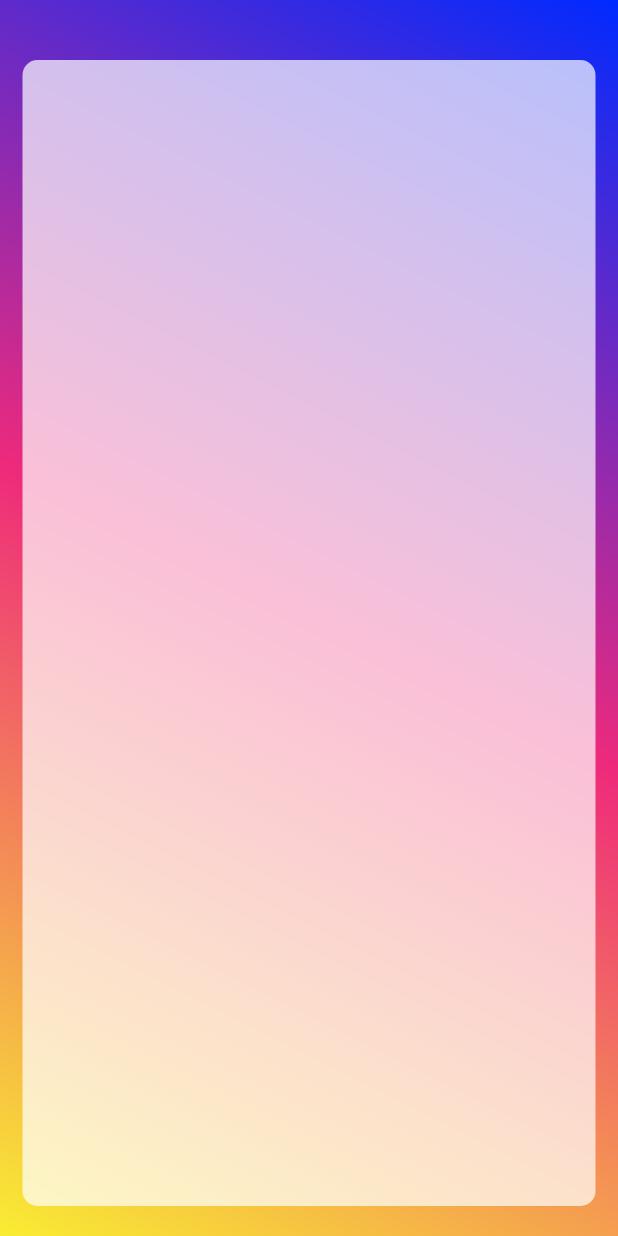
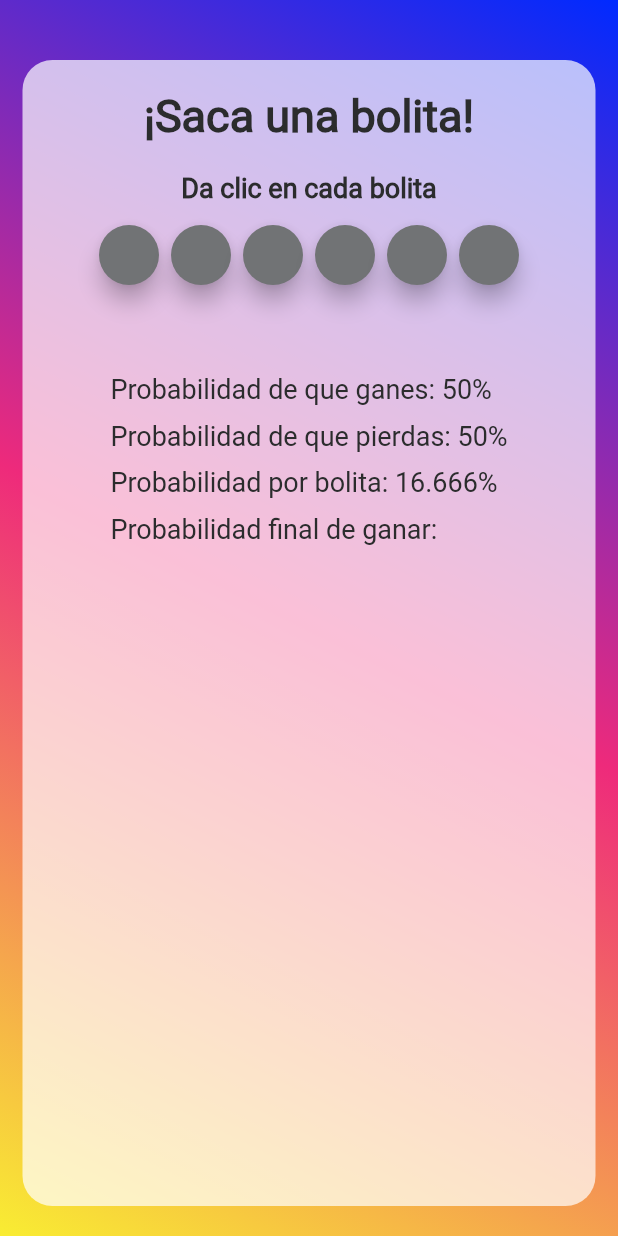
Before and after one commit to VHugoBarnes/Randomizer, a Flutter app: the screen it shows after launch, on a phone screen of 412 x 824 dp. Run offline on Flutter 3.47's test engine with Material 2 defaults, Android fonts, the phone set to English and light mode, and no system bars.

Commit message:
02/25/2019 Add balls and functionality

```diff
--- a/lib/body.dart
+++ b/lib/body.dart
@@ -1,8 +1,12 @@
 import 'package:flutter/material.dart';
+import 'bolita.dart';
 
 class Body extends StatelessWidget{
   Widget build(BuildContext context) {
 
+    /* ==============================================================
+       Fondo gradiente de 3 colores.
+       ==============================================================*/
     final fondo =Container(
       height: MediaQuery.of(context).size.height,
       width: MediaQuery.of(context).size.width,
@@ -21,6 +25,165 @@ class Body extends StatelessWidget{
       ),
     );
 
+    /* ==============================================================
+       Titulo
+       ==============================================================*/
+    final titulo =Container(
+      margin: EdgeInsets.only(
+        top: 20,
+      ),
+      child: Text(
+        "¡Saca una bolita!",
+        style: TextStyle(
+          fontFamily: "Roboto",
+          fontSize: 30,
+          fontWeight: FontWeight.w900,
+          color: Color(0xFF2b2c2d),
+        ),
+      ),
+    );
+
+    /* ==============================================================
+       da clic
+       ==============================================================*/
+    final clic =Container(
+      margin: EdgeInsets.only(
+        top: 20,
+        // bottom: 10,
+      ),
+      child: Text(
+        "Da clic en cada bolita",
+        style: TextStyle(
+          fontFamily: "Roboto",
+          fontSize: 18,
+          fontWeight: FontWeight.w600,
+          color: Color(0xFF2b2c2d),
+        ),
+      ),
+    );
+
+    /* ==============================================================
+       Bolita :D
+       ==============================================================*/
+    final bolita = Bolita();
+    /* ==============================================================
+       Bolitas XD
+       ==============================================================*/
+    final bolitas =Container(
+      margin: EdgeInsets.only(
+        top: 10,
+        // right: 10,
+        // left: 10
+      ),
+      child: Row(
+        crossAxisAlignment: CrossAxisAlignment.start,
+        mainAxisAlignment: MainAxisAlignment.center,
+        children: <Widget>[
+          bolita,
+          bolita,
+          bolita,
+          bolita,
+          bolita,
+          bolita,
+        ],
+      ),
+    );
+
+    /* ==============================================================
+       Información estadistica.
+        Probabilidad de que ganes: 50%
+        Probabilidad de que pierdas: 50%
+        Probabilidad por bolita: 16.666%
+        Probabilidad final de ganar:
+       ==============================================================*/
+    final ganes =Container(
+      margin: EdgeInsets.only(
+        top: 5,
+        bottom: 5
+      ),
+      child: Text(
+      "Probabilidad de que ganes: 50%",
+      style: TextStyle(
+        fontFamily: "Roboto",
+        fontSize: 18,
+        fontWeight: FontWeight.w300,
+        color: Color(0xFF2b2c2d),
+        ),
+      ),
+    );
+    final pierdas =Container(
+      margin: EdgeInsets.only(
+        top: 5,
+        bottom: 5,
+      ),
+      child: Text(
+      "Probabilidad de que pierdas: 50%",
+      style: TextStyle(
+        fontFamily: "Roboto",
+        fontSize: 18,
+        fontWeight: FontWeight.w300,
+        color: Color(0xFF2b2c2d),
+        ),
+      ),
+    );
+    final probBolita =Container(
+      margin: EdgeInsets.only(
+        top: 5,
+        bottom: 5
+      ),
+      child: Text(
+      "Probabilidad por bolita: 16.666%",
+      style: TextStyle(
+        fontFamily: "Roboto",
+        fontSize: 18,
+        fontWeight: FontWeight.w300,
+        color: Color(0xFF2b2c2d),
+        ),
+      ),
+    );
+    final probFinal =Container(
+      margin: EdgeInsets.only(
+        top: 5,
+        bottom: 5,
+      ),
+      child: Text(
+      "Probabilidad final de ganar:",
+      style: TextStyle(
+        fontFamily: "Roboto",
+        fontSize: 18,
+        fontWeight: FontWeight.w300,
+        color: Color(0xFF2b2c2d),
+        )
+      ,),
+    );
+    final info = Container(
+      margin: EdgeInsets.only(
+        top: 50,
+      ),
+      child: Column(
+        crossAxisAlignment: CrossAxisAlignment.start,
+        children: <Widget>[
+          ganes,
+          pierdas,
+          probBolita,
+          probFinal,
+        ],
+      ),
+    );
+
+    /* ==============================================================
+        Encabezado
+       ==============================================================*/
+    final centrarTitulo =Center(
+      child: titulo,
+    );
+    final centrarClic = Center(
+      child: clic,
+    );
+
+    /* ==============================================================
+       Panel contenedor de información.
+       ==============================================================*/
     final paper = Container(
       height: MediaQuery.of(context).size.height,
       width: MediaQuery.of(context).size.width,
@@ -32,14 +195,22 @@ class Body extends StatelessWidget{
       ),
       decoration: BoxDecoration(
         color: Colors.white70,
-        borderRadius: BorderRadius.all(Radius.circular(10)),
+        borderRadius: BorderRadius.all(Radius.circular(20)),
+      ),
+      child: Column(
+        children: <Widget>[
+          centrarTitulo,
+          centrarClic,
+          bolitas,
+          info
+        ],
       ),
     );
 
     return Stack(
       children: <Widget>[
         fondo,
-        paper
+        paper,
       ],
     );
   }
--- /dev/null
+++ b/lib/bolita.dart
@@ -0,0 +1,77 @@
+import 'package:flutter/material.dart';
+import 'dart:math';
+
+class Bolita extends StatefulWidget{
+
+  State<StatefulWidget> createState() {
+
+    return _Bolita();
+  }
+}
+
+class _Bolita extends State<Bolita>{
+
+  Color colorGris = const Color(0xFF717375);
+  Color colorVerde = const Color(0xFF47cc45);
+  Color colorRojo = const Color(0xFFcc4b45);
+  Color selected = const Color(0xFF717375);
+
+  bool win = false;
+  static int nume = 0;
+  static String mensajes= "¡Prueba!";
+
+
+  void onPressedBolita(){
+      setState(() {
+      final _random = new Random();
+      int number =_random.nextInt(5);
+
+      if(number%2 ==0){
+        win = true;
+        nume = 1;
+        mensajes = "Felicidades 🎉";
+        // selected = const Color(0xFF47cc45);
+        Scaffold.of(context).showSnackBar(SnackBar(content: Text(mensajes), duration: Duration(seconds: 1),));
+
+      }else{
+        win = false;
+        nume = 2;
+        mensajes = "¡Perdiste! ☹";
+        // selected = const Color(0xFFcc4b45);
+        Scaffold.of(context).showSnackBar(SnackBar(content: Text(mensajes), duration: Duration(seconds: 1)));
+      }
+
+      });
+  }
+
+  Color estableceColor(){
+    switch (nume) {
+      case 0:
+        selected = const Color(0xFF717375);
+
+        break;
+      case 1:
+        selected = const Color(0xFF47cc45);
+        break;
+      case 2:
+        selected = const Color(0xFFcc4b45);
+        break;
+      default:
+    }
+    return selected;
+  }
+
+
+  static String obtenerMensaje(){
+        return mensajes;
+  }
+
+  Widget build(BuildContext context) {
+    //LOL
+    return FloatingActionButton(
+      mini: true,
+      onPressed: onPressedBolita,
+      backgroundColor:estableceColor(),
+    );
+  }
+}
--- a/lib/home.dart
+++ b/lib/home.dart
@@ -1,5 +1,6 @@
 import 'package:flutter/material.dart';
 import 'body.dart';
+import 'bolita.dart';
 
 class Home extends StatelessWidget{
 
```
Also changed, not shown: pubspec.yaml (+6 -4 lines), fonts/Roboto-Black.ttf (added), fonts/Roboto-BlackItalic.ttf (added), fonts/Roboto-Bold.ttf (added), fonts/Roboto-BoldItalic.ttf (added), fonts/Roboto-Italic.ttf (added), fonts/Roboto-Light.ttf (added), fonts/Roboto-LightItalic.ttf (added), fonts/Roboto-Medium.ttf (added), fonts/Roboto-MediumItalic.ttf (added), fonts/Roboto-Regular.ttf (added), fonts/Roboto-Thin.ttf (added), fonts/Roboto-ThinItalic.ttf (added), 2 other files.
